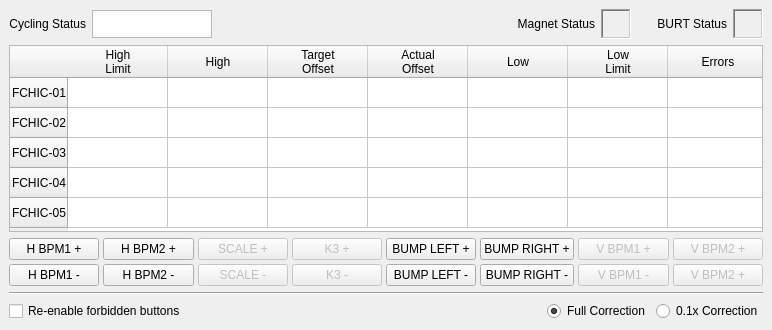
The window that i10.ui (DiamondLightSource/i10switching) describes before a commit, drawn with Qt 5.
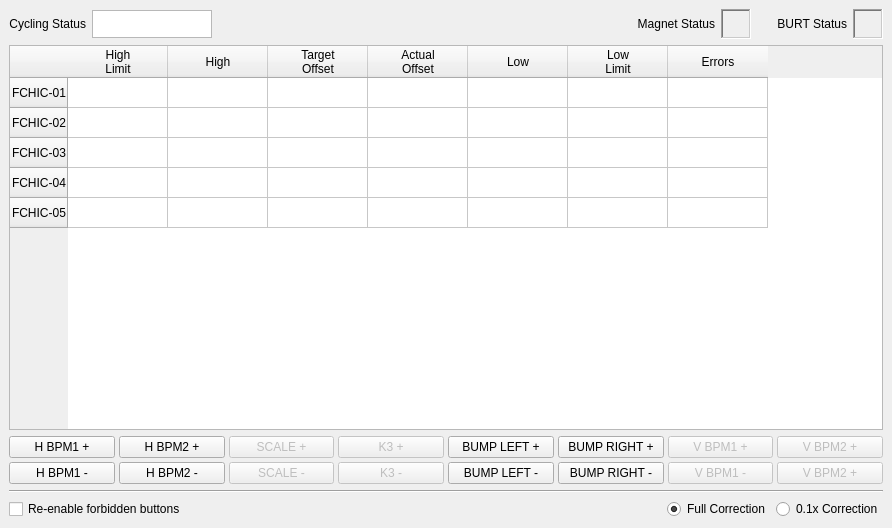
The same window after the commit.

Diff of the .ui file:
```diff
--- a/i10.ui
+++ b/i10.ui
@@ -6,8 +6,8 @@
    <rect>
     <x>0</x>
     <y>0</y>
-    <width>772</width>
-    <height>330</height>
+    <width>892</width>
+    <height>528</height>
    </rect>
   </property>
   <property name="sizePolicy">
```
Left out of the diff: 3 changed lines with no effect on the pictures.
